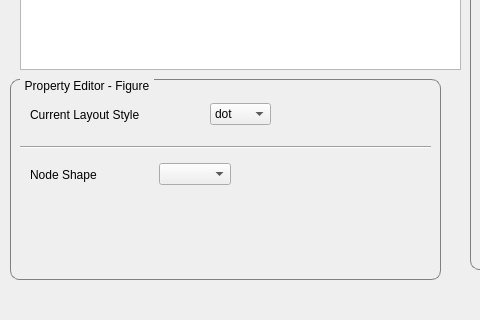
merdolphin/GRNVisulizationCute, file visulizationwindow.ui: the form before one commit; both pictures show x 0 to 480 and y 280 to 600 of the 800 by 600 pixel window.
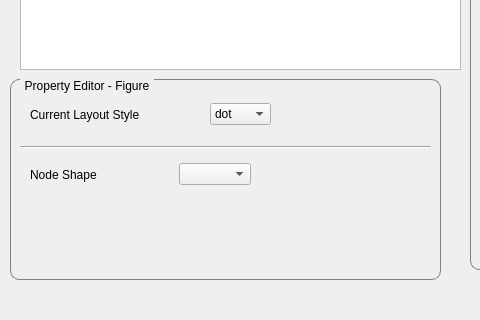
The form after the commit.

Commit message: funking idiot

```diff
--- a/visulizationwindow.ui
+++ b/visulizationwindow.ui
@@ -232,7 +232,7 @@
        <rect>
         <x>20</x>
         <y>80</y>
-        <width>201</width>
+        <width>221</width>
         <height>31</height>
        </rect>
       </property>
```
The commit also changes 2 other files.
